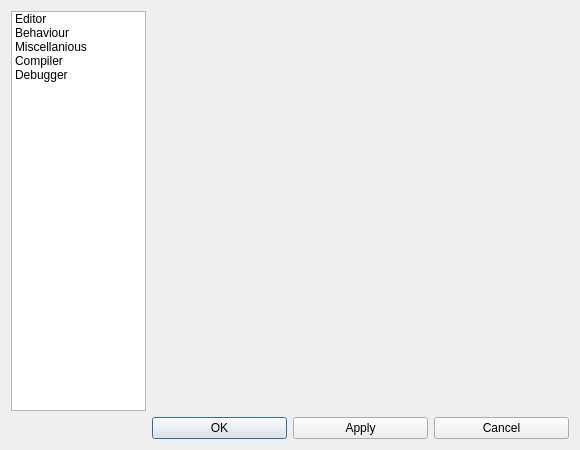
This is qrgui/dialogs/preferencesDialog.ui in qreal/qreal as Qt 5 draws it before an edit. The edited form follows.
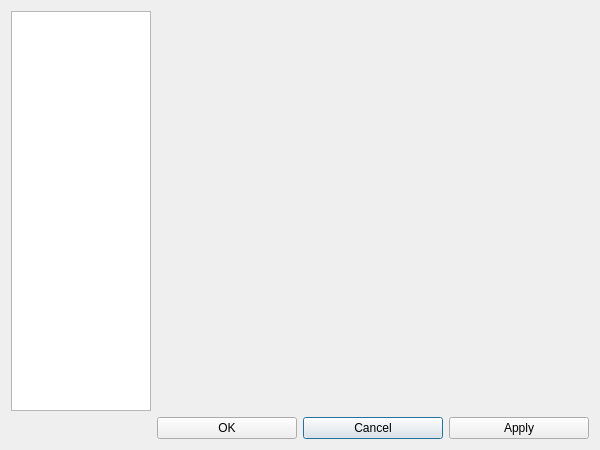
This is the edited form. Icons and pictures are not drawn.

Diff of the .ui file:
```diff
--- a/qrgui/dialogs/preferencesDialog.ui
+++ b/qrgui/dialogs/preferencesDialog.ui
@@ -6,7 +6,7 @@
    <rect>
     <x>0</x>
     <y>0</y>
-    <width>580</width>
+    <width>600</width>
     <height>450</height>
    </rect>
   </property>
@@ -35,29 +35,8 @@
    <iconset resource="../qrgui.qrc">
     <normaloff>:/icons/qreal.png</normaloff>:/icons/qreal.png</iconset>
   </property>
-  <layout class="QGridLayout" name="gridLayout_2">
-   <item row="1" column="1">
-    <widget class="QPushButton" name="okButton">
-     <property name="text">
-      <string>OK</string>
-     </property>
-    </widget>
-   </item>
-   <item row="1" column="2">
-    <widget class="QPushButton" name="applyButton">
-     <property name="text">
-      <string>Apply</string>
-     </property>
-    </widget>
-   </item>
-   <item row="1" column="3">
-    <widget class="QPushButton" name="cancelButton">
-     <property name="text">
-      <string>Cancel</string>
-     </property>
-    </widget>
-   </item>
-   <item row="0" column="0">
+  <layout class="QGridLayout" name="gridLayout">
+   <item row="1" column="0" rowspan="2">
     <widget class="QListWidget" name="listWidget">
      <property name="sizePolicy">
       <sizepolicy hsizetype="Ignored" vsizetype="Expanding">
@@ -80,60 +59,37 @@
      <property name="currentRow">
       <number>-1</number>
      </property>
-     <item>
-      <property name="text">
-       <string>Editor</string>
-      </property>
-      <property name="icon">
-       <iconset resource="../qrgui.qrc">
-        <normaloff>:/icons/preferences/editor.png</normaloff>:/icons/preferences/editor.png</iconset>
-      </property>
-     </item>
-     <item>
-      <property name="text">
-       <string>Behaviour</string>
-      </property>
-      <property name="icon">
-       <iconset resource="../qrgui.qrc">
-        <normaloff>:/icons/preferences/behaviour.png</normaloff>:/icons/preferences/behaviour.png</iconset>
-      </property>
-     </item>
-     <item>
-      <property name="text">
-       <string>Miscellanious</string>
-      </property>
-      <property name="icon">
-       <iconset resource="../qrgui.qrc">
-        <normaloff>:/icons/preferences/miscellaneous.png</normaloff>:/icons/preferences/miscellaneous.png</iconset>
-      </property>
-     </item>
-     <item>
-      <property name="text">
-       <string>Compiler</string>
-      </property>
-      <property name="icon">
-       <iconset resource="../qrgui.qrc">
-        <normaloff>:/icons/preferences/tools.png</normaloff>:/icons/preferences/tools.png</iconset>
-      </property>
-     </item>
-     <item>
-      <property name="text">
-       <string>Debugger</string>
-      </property>
-      <property name="icon">
-       <iconset resource="../qrgui.qrc">
-        <normaloff>:/icons/preferences/bug.png</normaloff>:/icons/preferences/bug.png</iconset>
-      </property>
-     </item>
     </widget>
    </item>
-   <item row="0" column="1" colspan="3">
-    <widget class="QWidget" name="pageContentWigdet" native="true">
+   <item row="1" column="1" colspan="3">
+    <widget class="QStackedWidget" name="pageContentWigdet">
      <property name="sizePolicy">
       <sizepolicy hsizetype="Preferred" vsizetype="Minimum">
        <horstretch>0</horstretch>
        <verstretch>0</verstretch>
       </sizepolicy>
+     </property>
+     <widget class="QWidget" name="pageContentWigdetPage1" native="true"/>
+    </widget>
+   </item>
+   <item row="3" column="2">
+    <widget class="QPushButton" name="cancelButton">
+     <property name="text">
+      <string>Cancel</string>
+     </property>
+    </widget>
+   </item>
+   <item row="3" column="3">
+    <widget class="QPushButton" name="applyButton">
+     <property name="text">
+      <string>Apply</string>
+     </property>
+    </widget>
+   </item>
+   <item row="3" column="1">
+    <widget class="QPushButton" name="okButton">
+     <property name="text">
+      <string>OK</string>
      </property>
     </widget>
    </item>
```
